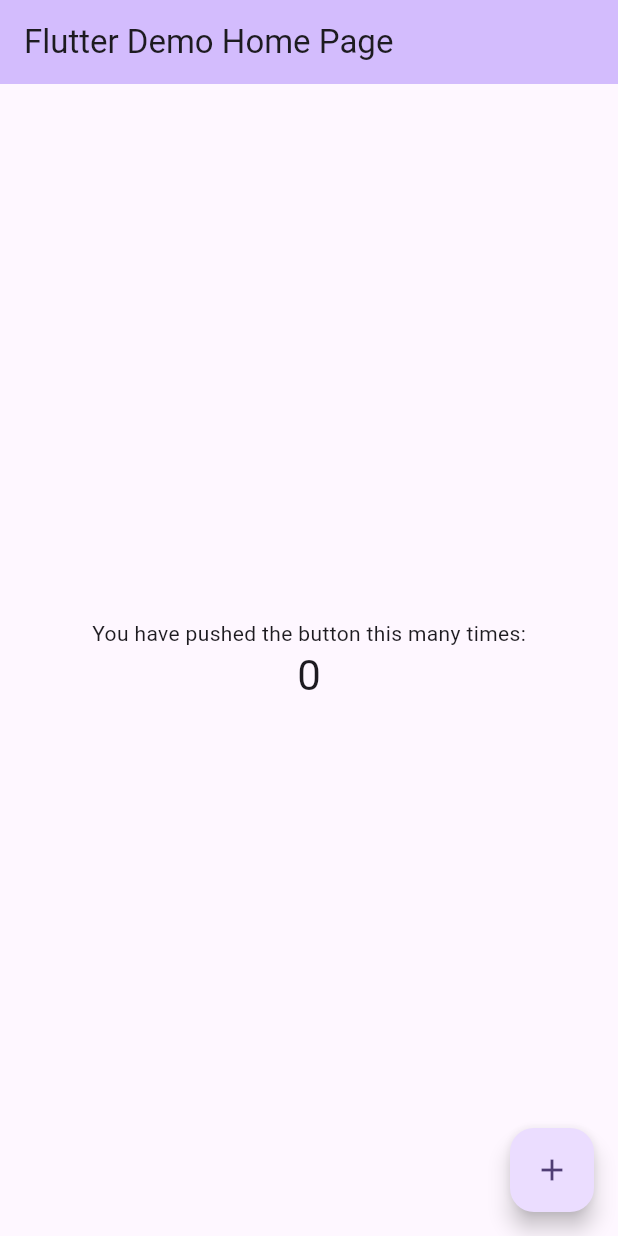
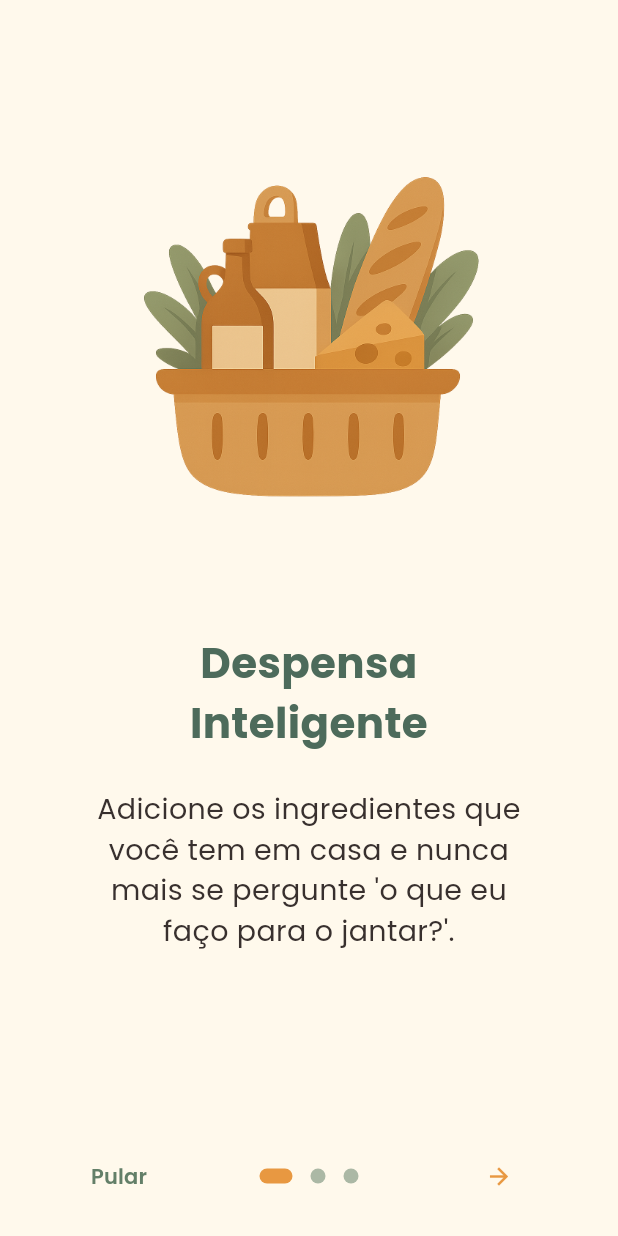
Before and after one commit to Nyfeu/Cookster, a Flutter app: the screen it shows after launch, on a phone screen of 412 x 824 dp. Run offline on Flutter 3.47's test engine with Material 3 defaults, Android fonts, the phone set to English and light mode, and no system bars; drawn by our look-alikes of introduction_screen; our stand-ins replace google_fonts.

Commit message:
feat(mobile): adiciona tela de onboarding

```diff
--- a/front_mobile/lib/main.dart
+++ b/front_mobile/lib/main.dart
@@ -1,4 +1,7 @@
 import 'package:flutter/material.dart';
+import 'package:google_fonts/google_fonts.dart'; // Importe o pacote de fontes
+import 'screens/onboarding/onboarding_screen.dart';
+import 'theme/app_theme.dart'; // Importe o nosso tema
 
 void main() {
   runApp(const MyApp());
@@ -7,116 +10,22 @@ void main() {
 class MyApp extends StatelessWidget {
   const MyApp({super.key});
 
-  // This widget is the root of your application.
   @override
   Widget build(BuildContext context) {
     return MaterialApp(
-      title: 'Flutter Demo',
+      title: 'Cookster',
       theme: ThemeData(
-        // This is the theme of your application.
-        //
-        // TRY THIS: Try running your application with "flutter run". You'll see
-        // the application has a purple toolbar. Then, without quitting the app,
-        // try changing the seedColor in the colorScheme below to Colors.green
-        // and then invoke "hot reload" (save your changes or press the "hot
-        // reload" button in a Flutter-supported IDE, or press "r" if you used
-        // the command line to start the app).
-        //
-        // Notice that the counter didn't reset back to zero; the application
-        // state is not lost during the reload. To reset the state, use hot
-        // restart instead.
-        //
-        // This works for code too, not just values: Most code changes can be
-        // tested with just a hot reload.
-        colorScheme: ColorScheme.fromSeed(seedColor: Colors.deepPurple),
+        // Define as cores principais e de fundo baseadas no nosso tema
+        colorScheme: ColorScheme.fromSeed(seedColor: AppTheme.secondaryColor),
+        scaffoldBackgroundColor: AppTheme.backgroundColor,
+        // Define a fonte 'Poppins' como padrão para todo o app
+        textTheme: GoogleFonts.poppinsTextTheme(
+          Theme.of(context).textTheme,
+        ),
+        useMaterial3: true,
       ),
-      home: const MyHomePage(title: 'Flutter Demo Home Page'),
+      home: const OnboardingScreen(),
+      debugShowCheckedModeBanner: false,
     );
   }
 }
-
-class MyHomePage extends StatefulWidget {
-  const MyHomePage({super.key, required this.title});
-
-  // This widget is the home page of your application. It is stateful, meaning
-  // that it has a State object (defined below) that contains fields that affect
-  // how it looks.
-
-  // This class is the configuration for the state. It holds the values (in this
-  // case the title) provided by the parent (in this case the App widget) and
-  // used by the build method of the State. Fields in a Widget subclass are
-  // always marked "final".
-
-  final String title;
-
-  @override
-  State<MyHomePage> createState() => _MyHomePageState();
-}
-
-class _MyHomePageState extends State<MyHomePage> {
-  int _counter = 0;
-
-  void _incrementCounter() {
-    setState(() {
-      // This call to setState tells the Flutter framework that something has
-      // changed in this State, which causes it to rerun the build method below
-      // so that the display can reflect the updated values. If we changed
-      // _counter without calling setState(), then the build method would not be
-      // called again, and so nothing would appear to happen.
-      _counter++;
-    });
-  }
-
-  @override
-  Widget build(BuildContext context) {
-    // This method is rerun every time setState is called, for instance as done
-    // by the _incrementCounter method above.
-    //
-    // The Flutter framework has been optimized to make rerunning build methods
-    // fast, so that you can just rebuild anything that needs updating rather
-    // than having to individually change instances of widgets.
-    return Scaffold(
-      appBar: AppBar(
-        // TRY THIS: Try changing the color here to a specific color (to
-        // Colors.amber, perhaps?) and trigger a hot reload to see the AppBar
-        // change color while the other colors stay the same.
-        backgroundColor: Theme.of(context).colorScheme.inversePrimary,
-        // Here we take the value from the MyHomePage object that was created by
-        // the App.build method, and use it to set our appbar title.
-        title: Text(widget.title),
-      ),
-      body: Center(
-        // Center is a layout widget. It takes a single child and positions it
-        // in the middle of the parent.
-        child: Column(
-          // Column is also a layout widget. It takes a list of children and
-          // arranges them vertically. By default, it sizes itself to fit its
-          // children horizontally, and tries to be as tall as its parent.
-          //
-          // Column has various properties to control how it sizes itself and
-          // how it positions its children. Here we use mainAxisAlignment to
-          // center the children vertically; the main axis here is the vertical
-          // axis because Columns are vertical (the cross axis would be
-          // horizontal).
-          //
-          // TRY THIS: Invoke "debug painting" (choose the "Toggle Debug Paint"
-          // action in the IDE, or press "p" in the console), to see the
-          // wireframe for each widget.
-          mainAxisAlignment: MainAxisAlignment.center,
-          children: <Widget>[
-            const Text('You have pushed the button this many times:'),
-            Text(
-              '$_counter',
-              style: Theme.of(context).textTheme.headlineMedium,
-            ),
-          ],
-        ),
-      ),
-      floatingActionButton: FloatingActionButton(
-        onPressed: _incrementCounter,
-        tooltip: 'Increment',
-        child: const Icon(Icons.add),
-      ), // This trailing comma makes auto-formatting nicer for build methods.
-    );
-  }
-}
--- /dev/null
+++ b/front_mobile/lib/screens/onboarding/onboarding_screen.dart
@@ -0,0 +1,98 @@
+import 'package:flutter/material.dart';
+import 'package:google_fonts/google_fonts.dart';
+import 'package:introduction_screen/introduction_screen.dart';
+import '../../theme/app_theme.dart';
+
+class OnboardingScreen extends StatelessWidget {
+  const OnboardingScreen({super.key});
+
+  @override
+  Widget build(BuildContext context) {
+    final pageDecoration = PageDecoration(
+      titleTextStyle: GoogleFonts.poppins(
+        fontSize: 28.0,
+        fontWeight: FontWeight.w700,
+        color: AppTheme.textColor,
+      ),
+      bodyTextStyle: GoogleFonts.poppins(
+        fontSize: 19.0,
+        color: AppTheme.primaryColor,
+      ),
+      bodyPadding: const EdgeInsets.symmetric(horizontal: 40.0),
+      titlePadding: const EdgeInsets.fromLTRB(40.0, 24.0, 40.0, 24.0),
+      pageColor: AppTheme.backgroundColor,
+      imagePadding: const EdgeInsets.only(top: 70.0),
+      imageFlex: 2,
+      bodyFlex: 2,
+    );
+
+    return IntroductionScreen(
+      globalBackgroundColor: AppTheme.backgroundColor,
+      // Lista de páginas do onboarding
+      pages: [
+        PageViewModel(
+          title: "Despensa Inteligente",
+          body:
+              "Adicione os ingredientes que você tem em casa e nunca mais se pergunte 'o que eu faço para o jantar?'.",
+          image: _buildImage('assets/images/cesta.png'),
+          decoration: pageDecoration,
+        ),
+        PageViewModel(
+          title: "Receitas Personalizadas",
+          body:
+              "Receba sugestões de receitas deliciosas que você pode fazer com os ingredientes da sua despensa.",
+          image: _buildImage('assets/images/pan.png'),
+          decoration: pageDecoration,
+        ),
+        PageViewModel(
+          title: "Comunidade de Chefs",
+          body:
+              "Compartilhe suas próprias receitas, descubra pratos de outros usuários e salve seus favoritos.",
+          image: _buildImage('assets/images/social.png'),
+          decoration: pageDecoration,
+        ),
+      ],
+      // Ação ao finalizar
+      onDone: () {
+        print("Onboarding finalizado!");
+        // Aqui navegaremos para a próxima tela, como a de login
+        // Navigator.of(context).pushReplacement(...);
+      },
+      showSkipButton: true,
+      skip: Text(
+        'Pular',
+        style: GoogleFonts.poppins(
+            fontWeight: FontWeight.w600, color: AppTheme.accentColor),
+      ),
+      next: const Icon(Icons.arrow_forward, color: AppTheme.secondaryColor),
+      done: Text(
+        'Começar',
+        style: GoogleFonts.poppins(
+            fontWeight: FontWeight.w600, color: AppTheme.secondaryColor),
+      ),
+      // Estilo dos indicadores de página (bolinhas)
+      dotsDecorator: const DotsDecorator(
+        size: Size(10.0, 10.0),
+        color: AppTheme.transitionColor,
+        activeColor: AppTheme.secondaryColor,
+        activeSize: Size(22.0, 10.0),
+        activeShape: RoundedRectangleBorder(
+          borderRadius: BorderRadius.all(Radius.circular(25.0)),
+        ),
+      ),
+      dotsContainerDecorator: const ShapeDecoration(
+        color: AppTheme.backgroundColor,
+        shape: RoundedRectangleBorder(
+          borderRadius: BorderRadius.all(Radius.circular(8.0)),
+        ),
+      ),
+    );
+  }
+
+  // Widget para centralizar e ajustar o tamanho das imagens
+  Widget _buildImage(String assetName) {
+    return Center(
+      child: Image.asset(assetName, width: 250),
+    );
+  }
+}
--- /dev/null
+++ b/front_mobile/lib/theme/app_theme.dart
@@ -0,0 +1,11 @@
+import 'package:flutter/material.dart';
+
+// Cores baseadas no arquivo theme.css do seu projeto web
+class AppTheme {
+  static const Color primaryColor = Color(0xFF38302E);
+  static const Color secondaryColor = Color(0xFFE89841);
+  static const Color accentColor = Color(0xFF637F68);
+  static const Color backgroundColor = Color(0xFFFFF9EC);
+  static const Color textColor = Color(0xFF4D6B5B);
+  static const Color transitionColor = Color(0xFFABB8A5);
+}
--- a/front_mobile/pubspec.yaml
+++ b/front_mobile/pubspec.yaml
@@ -33,7 +33,9 @@ dependencies:
 
   # The following adds the Cupertino Icons font to your application.
   # Use with the CupertinoIcons class for iOS style icons.
+  google_fonts: ^6.2.1
   cupertino_icons: ^1.0.8
+  introduction_screen: ^3.1.14
 
 dev_dependencies:
   flutter_test:
@@ -61,6 +63,8 @@ flutter:
   # assets:
   #   - images/a_dot_burr.jpeg
   #   - images/a_dot_ham.jpeg
+  assets:
+    - assets/images/
 
   # An image asset can refer to one or more resolution-specific "variants", see
   # https://flutter.dev/to/resolution-aware-images
```
Also changed, not shown: front_mobile/assets/images/cesta.png (added), front_mobile/assets/images/pan.png (added), front_mobile/assets/images/social.png (added), front_mobile/pubspec.lock, 1 other file.
